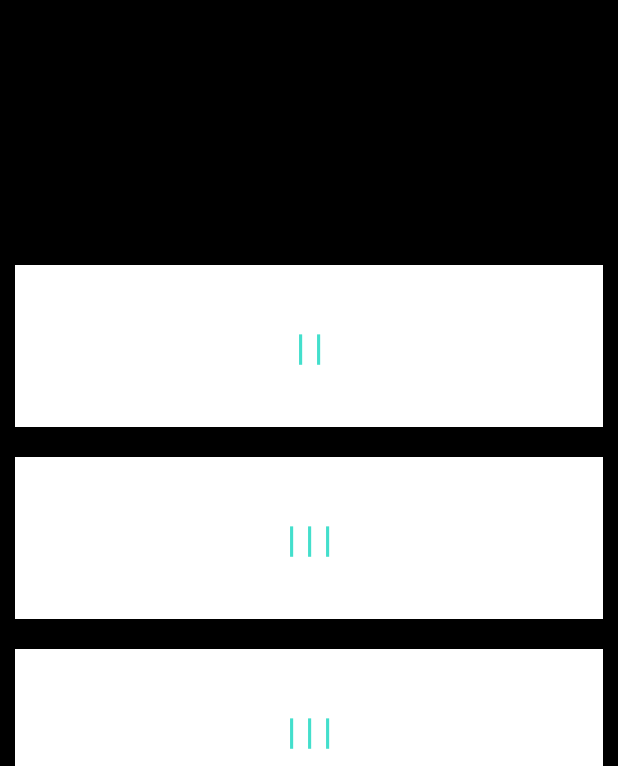
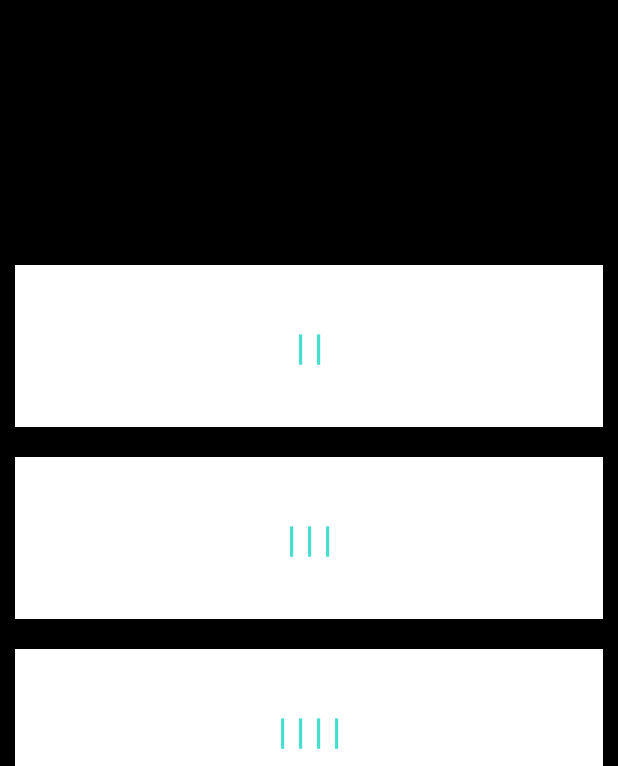
Before and after one commit to JayadharGj/QuickGunGame, an Android app: the screen it shows after launch (MainActivity), after a tap on "CUSTOM", on a phone screen of 412 x 824 dp, the part 470-1236 px from its top. Run offline under Robolectric (Android 15) with nearby library versions, the phone set to English and light mode, and no system bars.

Commit message:
not updating onclick listeners in main activity to null

```diff
--- a/app/src/main/java/com/example/diceandload/MainActivity.java
+++ b/app/src/main/java/com/example/diceandload/MainActivity.java
@@ -46,8 +46,7 @@
                 gameLevel=1;
                 break;
         }
-        mButtonOne.setOnClickListener(null);
-        mButtonTwo.setOnClickListener(null);
+
         FragmentManager fragmentManager = this.getSupportFragmentManager();
         FragmentTransaction fragmentTransaction =fragmentManager.beginTransaction();
         PlayerSelectionFragment playerSelectionFragment = PlayerSelectionFragment.newInstance();
--- a/app/src/main/res/layout/player_selection_fragment.xml
+++ b/app/src/main/res/layout/player_selection_fragment.xml
@@ -32,6 +32,6 @@
         android:layout_width="match_parent"
         android:layout_height="0dp"
         android:layout_weight="1"
-        android:text="@string/player3" />
+        android:text="@string/player4" />
 
 </LinearLayout>
```
